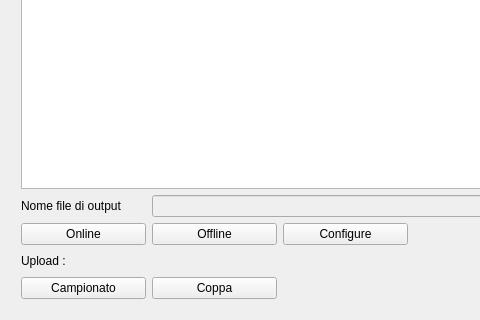
Qt form src/singletonQtLogger.ui (wdastru/FantaCalcGui) before a commit; both pictures show x 0 to 480 and y 359 to 679 of the 863 by 679 pixel window.
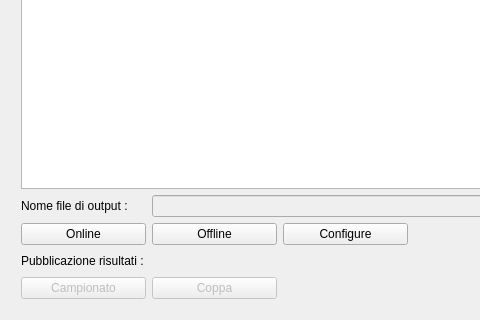
The same form after that commit.

Commit message: pubblicazione risultati camp ok

Patch:
```diff
--- a/src/singletonQtLogger.ui
+++ b/src/singletonQtLogger.ui
@@ -22,7 +22,7 @@
      <item row="1" column="0">
       <widget class="QLabel" name="label">
        <property name="text">
-        <string>Nome file di output</string>
+        <string>Nome file di output :</string>
        </property>
       </widget>
      </item>
@@ -89,7 +89,7 @@
      <item row="4" column="0">
       <widget class="QPushButton" name="uploadCampButton">
        <property name="enabled">
-        <bool>true</bool>
+        <bool>false</bool>
        </property>
        <property name="text">
         <string>Campionato</string>
@@ -138,15 +138,18 @@
        </property>
       </spacer>
      </item>
-     <item row="3" column="0">
+     <item row="3" column="0" colspan="2">
       <widget class="QLabel" name="uploadLabel">
        <property name="text">
-        <string>Upload :</string>
+        <string>Pubblicazione risultati :</string>
        </property>
       </widget>
      </item>
      <item row="4" column="1">
       <widget class="QPushButton" name="uploadCoppaButton">
+       <property name="enabled">
+        <bool>false</bool>
+       </property>
        <property name="text">
         <string>Coppa</string>
        </property>
@@ -178,7 +181,7 @@
        </property>
       </widget>
      </item>
-     <item row="3" column="1" colspan="6">
+     <item row="3" column="2" colspan="5">
       <spacer name="horizontalSpacer_2">
        <property name="orientation">
         <enum>Qt::Horizontal</enum>
```
The commit also changes 6 other files.
